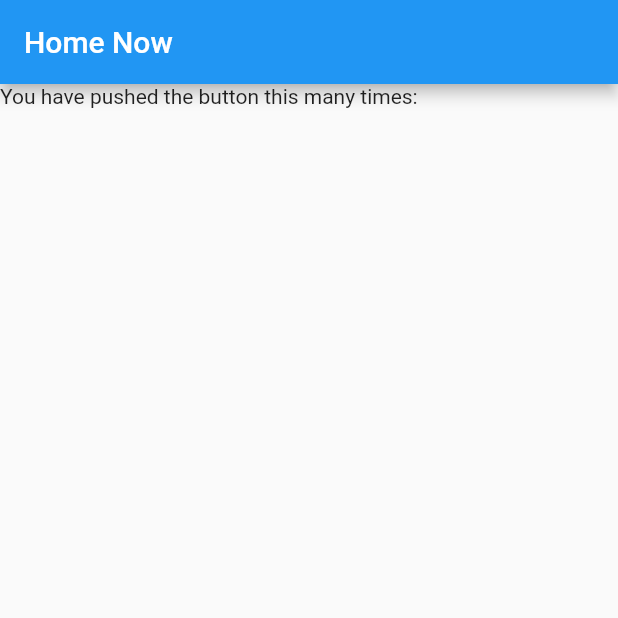
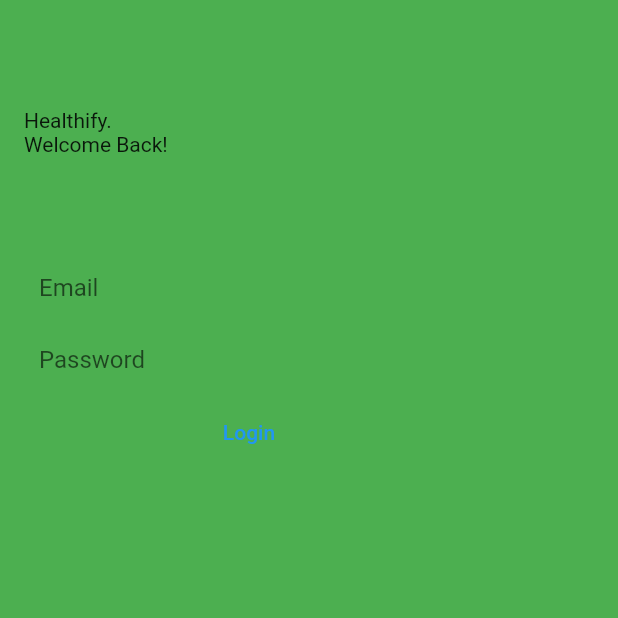
Before and after one commit to bright2kwame/login_logic, a Flutter app: the screen it shows after launch, on a phone screen of 412 x 824 dp, the top half of it. Run offline on Flutter 3.47's test engine with Material 2 defaults, Android fonts, the phone set to English and light mode, and no system bars; our stand-ins replace sqflite; accounts and stored records are empty.

Commit message:
created project

```diff
--- a/lib/my_app.dart
+++ b/lib/my_app.dart
@@ -1,5 +1,7 @@
 import 'package:flutter/material.dart';
-import 'package:typical_login_logic/home_page.dart';
+import 'package:typical_login_logic/home/home_page.dart';
+import 'package:typical_login_logic/onboard/login_page.dart';
+import 'package:typical_login_logic/onboard/welcome_page.dart';
 
 class MyApp extends StatelessWidget {
   const MyApp({Key? key}) : super(key: key);
@@ -11,7 +13,7 @@
       theme: ThemeData(
         primarySwatch: Colors.blue,
       ),
-      home: const MyHomePage(),
+      home: const LoginPage(),
     );
   }
 }
--- /dev/null
+++ b/lib/onboard/login_page.dart
@@ -0,0 +1,84 @@
+import 'package:flutter/material.dart';
+import 'package:typical_login_logic/home/home_page.dart';
+import 'package:typical_login_logic/util/app_input_decoration.dart';
+import 'package:typical_login_logic/util/app_resource.dart';
+
+class LoginPage extends StatefulWidget {
+  const LoginPage({Key? key}) : super(key: key);
+
+  @override
+  State<LoginPage> createState() => _LoginPageState();
+}
+
+class _LoginPageState extends State<LoginPage> {
+  TextEditingController _emailTextEditingController = TextEditingController();
+  TextEditingController _passwordTextEditingController =
+      TextEditingController();
+
+  bool _startLoading = false;
+
+  @override
+  Widget build(BuildContext context) {
+    return Scaffold(
+      appBar: AppBar(
+        elevation: 0,
+        backgroundColor: AppResource.primaryColor,
+      ),
+      body: Container(
+        padding: const EdgeInsets.all(16),
+        color: AppResource.primaryColor,
+        child: Column(
+          crossAxisAlignment: CrossAxisAlignment.start,
+          mainAxisAlignment: MainAxisAlignment.start,
+          children: [
+            Text(AppResource.appName),
+            Text("Welcome Back!"),
+            SizedBox(
+              height: 64,
+            ),
+            TextField(
+              controller: _emailTextEditingController,
+              decoration: AppInputDecoration().boxDecoration("Email"),
+            ),
+            TextField(
+              controller: _passwordTextEditingController,
+              decoration: AppInputDecoration().boxDecoration("Password"),
+            ),
+             _startLoading ? CircularProgressIndicator() : Container(),
+            Container(
+              width: 300,
+              color: _startLoading ? Colors.grey : Colors.green,
+              child: TextButton(
+                  onPressed: () {
+                    handleLoginInput();
+                  },
+                  child: Text("Login")),
+            )
+          ],
+        ),
+      ),
+    );
+  }
+
+  void handleLoginInput() {
+    String email = _emailTextEditingController.text.trim();
+    String password = _passwordTextEditingController.text.trim();
+
+    if (email.isEmpty || password.isEmpty) {
+      return;
+    }
+
+    setState(() {
+      _startLoading = true;
+    });
+
+    Navigator.pushAndRemoveUntil<dynamic>(
+      context,
+      MaterialPageRoute<dynamic>(
+        builder: (BuildContext context) => const MyHomePage(),
+      ),
+      (route) => false,
+    );
+
+  }
+}
--- /dev/null
+++ b/lib/util/app_input_decoration.dart
@@ -0,0 +1,16 @@
+import 'package:flutter/material.dart';
+
+class AppInputDecoration {
+  InputDecoration boxDecoration(String hintLable) {
+    return InputDecoration(
+      fillColor: Colors.transparent,
+      border: InputBorder.none,
+      focusedBorder: OutlineInputBorder(
+          borderRadius: BorderRadius.all(Radius.circular(5.0)),
+          borderSide: BorderSide(color: Colors.white)),
+      filled: true,
+      contentPadding: EdgeInsets.only(bottom: 10.0, left: 10.0, right: 10.0),
+      labelText: hintLable,
+    );
+  }
+}
--- /dev/null
+++ b/lib/util/app_resource.dart
@@ -0,0 +1,6 @@
+import 'package:flutter/material.dart';
+
+class AppResource {
+  static Color primaryColor = Colors.green;
+  static String appName = "Healthify.";
+}
```
Also changed, not shown: lib/onboard/welcome_page.dart (added, +82 -0 lines), lib/home/home_page.dart (renamed from lib/home_page.dart).
